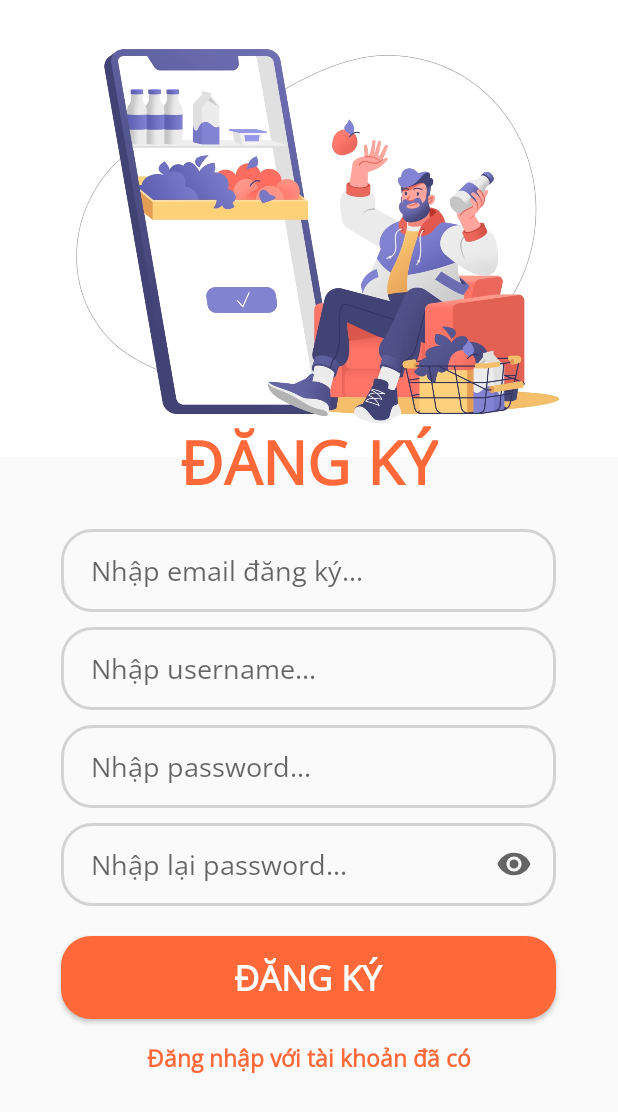
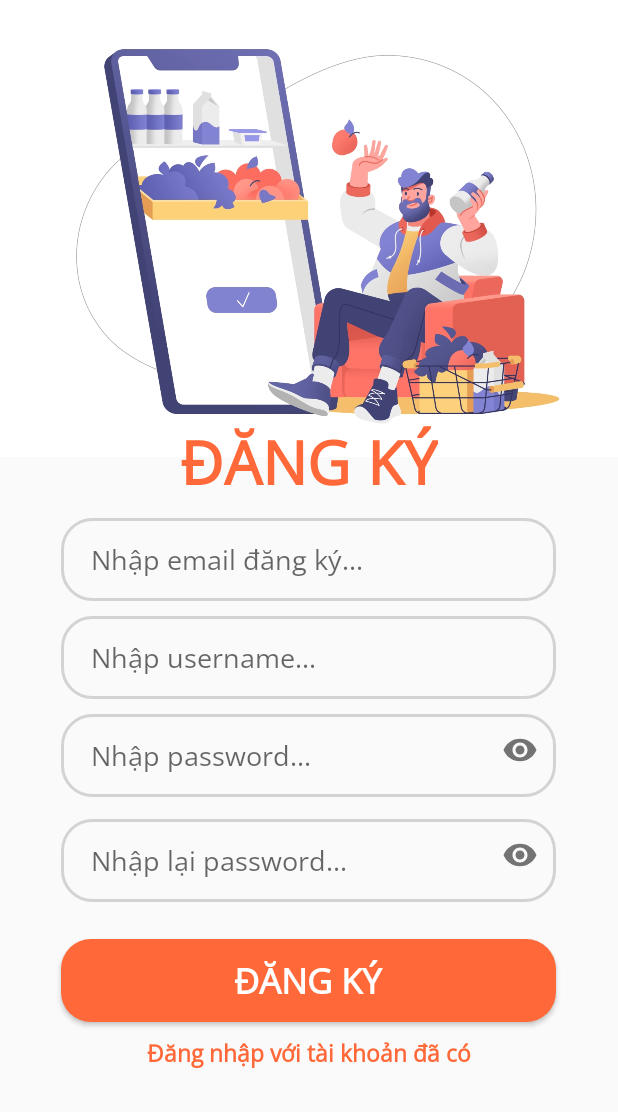
Before and after one commit to duongmien/SunShine_App, an Android app: the layout activity_dang_ky.xml on its own in the app's theme, with its tools: preview values and no code run, on a phone screen of 412 x 824 dp. Shown: the top 1112 px of the screen. Run offline under Robolectric (Android 15) with nearby library versions, the phone set to English and light mode, and no system bars.

Commit message:
Mien update dangky

```diff
--- a/app/build.gradle
+++ b/app/build.gradle
@@ -46,4 +46,6 @@ dependencies {
     implementation "androidx.recyclerview:recyclerview:1.2.1"
     implementation "androidx.cardview:cardview:1.0.0"
 
+    //noinspection GradleCompatible
+    implementation "com.android.support:design:28.0.0"
 }
--- a/app/src/main/res/layout/activity_dang_ky.xml
+++ b/app/src/main/res/layout/activity_dang_ky.xml
@@ -12,7 +12,6 @@
         android:layout_height="wrap_content"
         android:layout_marginTop="-450dp"
         android:src="@drawable/img_singup" />
-
     <TextView
         android:id="@+id/textDK"
         android:layout_width="wrap_content"
@@ -31,7 +30,7 @@
         android:layout_height="wrap_content"
         android:layout_below="@id/textDK"
         android:layout_centerHorizontal="true"
-        android:layout_marginTop="17dp"
+        android:layout_marginTop="10dp"
         android:width="330dp"
         android:height="60dp"
         android:background="@drawable/bg_edit_text_border"
@@ -42,12 +41,13 @@
         android:paddingTop="15dp"
         android:paddingBottom="15dp" />
 
+
         <EditText
             android:id="@+id/username"
             android:layout_width="wrap_content"
             android:layout_height="wrap_content"
+            android:layout_centerHorizontal="true"
             android:layout_below="@id/email"
-        android:layout_centerHorizontal="true"
             android:layout_marginTop="10dp"
             android:width="330dp"
             android:height="60dp"
@@ -58,14 +58,20 @@
             android:paddingLeft="20dp"
             android:paddingTop="15dp"
             android:paddingBottom="15dp" />
+    <com.google.android.material.textfield.TextInputLayout
+        android:id="@+id/pass"
+        android:layout_width="330dp"
+        app:passwordToggleEnabled="true"
+        app:hintEnabled="false"
+        android:layout_height="60dp"
+        android:layout_centerHorizontal="true"
+        android:layout_marginTop="10dp"
+        android:layout_below="@id/username">
 
         <EditText
-        android:id="@+id/pass"
+            android:id="@+id/edit_pass"
             android:layout_width="wrap_content"
             android:layout_height="wrap_content"
-        android:layout_below="@id/username"
-        android:layout_centerHorizontal="true"
-        android:layout_marginTop="10dp"
             android:width="330dp"
             android:height="60dp"
             android:background="@drawable/bg_edit_text_border"
@@ -75,14 +81,22 @@
             android:paddingLeft="20dp"
             android:paddingTop="15dp"
             android:paddingBottom="15dp" />
+    </com.google.android.material.textfield.TextInputLayout>
+    <com.google.android.material.textfield.TextInputLayout
+        android:id="@+id/check_pass"
+        android:layout_width="330dp"
+        android:layout_height="60dp"
+        app:hintEnabled="false"
+        app:passwordToggleEnabled="true"
+        android:layout_centerHorizontal="true"
+        android:layout_marginTop="10dp"
+        android:layout_below="@id/pass">
 
         <EditText
-        android:id="@+id/check_pass"
+            android:id="@+id/edit_checkpass"
             android:layout_width="wrap_content"
             android:layout_height="wrap_content"
             android:layout_below="@id/pass"
-        android:layout_centerHorizontal="true"
-        android:layout_marginTop="10dp"
             android:width="330dp"
             android:height="60dp"
             android:background="@drawable/bg_edit_text_border"
@@ -91,18 +105,8 @@
             android:inputType="textPassword"
             android:paddingLeft="20dp"
             android:paddingTop="15dp"
-        android:paddingBottom="15dp">
-
-    </EditText>
-    <ImageView
-        android:id="@+id/eye"
-        android:layout_width="wrap_content"
-        android:layout_height="wrap_content"
-        android:layout_toRightOf="@id/check_pass"
-        android:layout_below="@id/pass"
-        android:layout_marginTop="25dp"
-        android:layout_marginLeft="-40dp"
-        android:src="@drawable/ic_eye" />
+            android:paddingBottom="15dp"/>
+    </com.google.android.material.textfield.TextInputLayout>
 
     <Button
         android:id="@+id/bt_singup"
@@ -119,14 +123,13 @@
         android:textColor="@color/white"
         android:textSize="23dp"
         android:textStyle="bold" />
-
     <TextView
         android:id="@+id/text_signin"
         android:layout_width="wrap_content"
         android:layout_height="wrap_content"
         android:layout_below="@id/bt_singup"
         android:layout_centerHorizontal="true"
-        android:layout_marginTop="15dp"
+        android:layout_marginTop="10dp"
         android:fontFamily="@font/opensans"
         android:text="Đăng nhập với tài khoản đã có"
         android:textColor="#FF6838"
```
Also changed, not shown: app/src/main/java/com/myfistapp/sunshine_app/Activity/DangKy.java (+57 -3 lines). Lines whose indentation alone changed are shown as unchanged.
